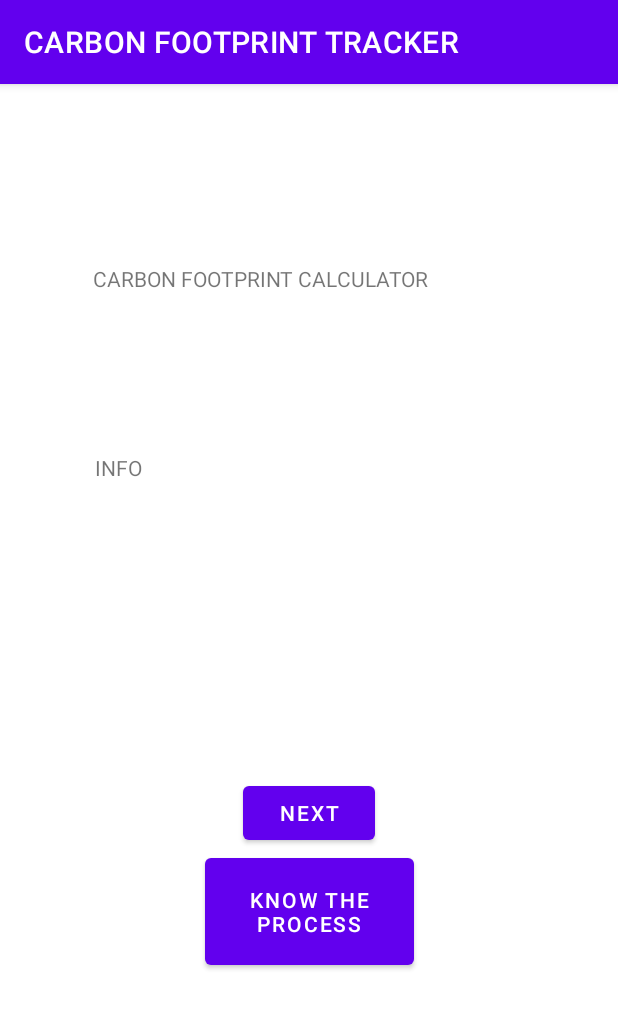
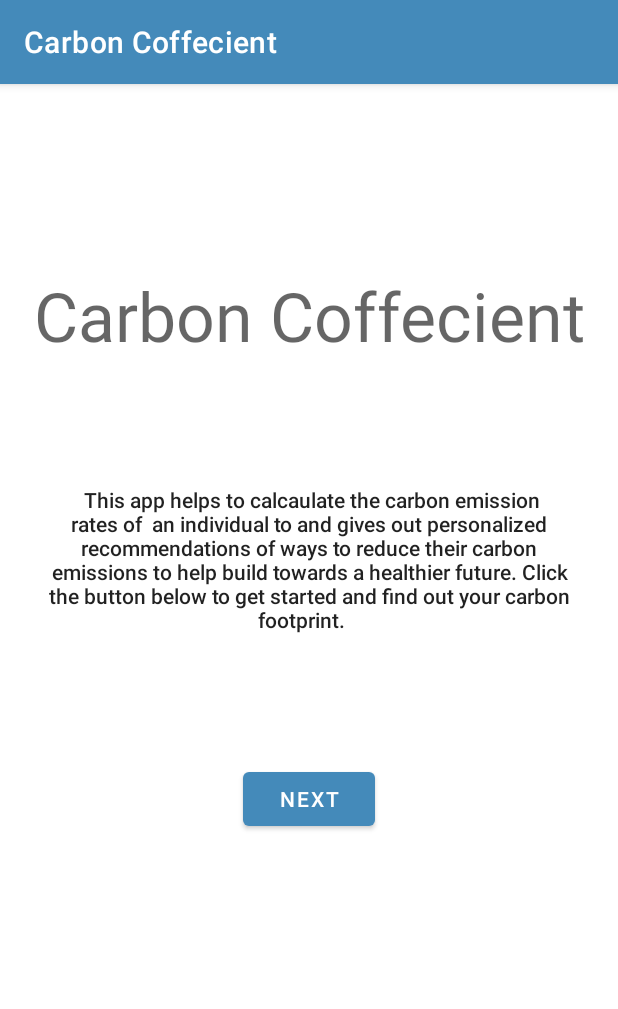
Before and after one commit to RisTEC/CarbonCoefficient, an Android app: the screen it shows after launch (MainActivity), on a phone screen of 412 x 824 dp. Shown: the top 1009 px of the screen. Run offline under Robolectric (Android 15) with nearby library versions, the phone set to English and light mode, and no system bars.

Commit message:
Im on a caffeine high please help me still

```diff
--- a/app/src/main/AndroidManifest.xml
+++ b/app/src/main/AndroidManifest.xml
@@ -16,7 +16,7 @@
             android:name="com.example.carboncoefficent.processActivity"
             android:exported="true"
             android:label="KNOW THE PROCESS"
-            android:parentActivityName="com.example.carboncoefficent.MainActivity" />
+            android:parentActivityName="com.example.carboncoefficent.finalActivity" />
         <activity
             android:name="com.example.carboncoefficent.inputActivity"
             android:exported="true"
@@ -26,7 +26,7 @@
         <activity
             android:name="com.example.carboncoefficent.MainActivity"
             android:exported="true"
-            android:label="CARBON FOOTPRINT TRACKER">
+            android:label="Carbon Coffecient ">
             <intent-filter>
                 <action android:name="android.intent.action.MAIN" />
 
--- a/app/src/main/java/com/example/carboncoefficent/MainActivity.java
+++ b/app/src/main/java/com/example/carboncoefficent/MainActivity.java
@@ -18,9 +18,4 @@ public class MainActivity extends AppCompatActivity {
         Intent i = new Intent(this, inputActivity.class);
         startActivity(i);
     }
-    public void launchknowprocess(View v){
-        //launch a new activity that gets input
-        Intent i = new Intent(this, processActivity.class);
-        startActivity(i);
-    }
 }
--- a/app/src/main/res/layout/activity_main.xml
+++ b/app/src/main/res/layout/activity_main.xml
@@ -8,9 +8,11 @@
 
     <TextView
         android:id="@+id/textView"
-        android:layout_width="288dp"
-        android:layout_height="83dp"
-        android:text="CARBON FOOTPRINT CALCULATOR"
+        android:layout_width="0dp"
+        android:layout_height="wrap_content"
+        android:gravity="center"
+        android:text="Carbon Coffecient"
+        android:textAppearance="@style/TextAppearance.AppCompat.Display2"
         app:layout_constraintBottom_toBottomOf="parent"
         app:layout_constraintLeft_toLeftOf="parent"
         app:layout_constraintRight_toRightOf="parent"
@@ -30,23 +32,17 @@
 
     <TextView
         android:id="@+id/textView2"
-        android:layout_width="286dp"
-        android:layout_height="171dp"
-        android:text="INFO"
+        android:layout_width="0dp"
+        android:layout_height="wrap_content"
+        android:layout_marginStart="32dp"
+        android:layout_marginEnd="32dp"
+        android:gravity="center"
+        android:text=" This app helps to calcaulate the carbon emission rates of  an individual to and gives out personalized recommendations of ways to reduce their carbon emissions to help build towards a healthier future. Click the button below to get started and find out your carbon footprint.   "
+        android:textAppearance="@style/TextAppearance.AppCompat.Body2"
         app:layout_constraintBottom_toTopOf="@+id/button"
         app:layout_constraintEnd_toEndOf="parent"
         app:layout_constraintStart_toStartOf="parent"
         app:layout_constraintTop_toBottomOf="@+id/textView"
         app:layout_constraintVertical_bias="0.491" />
 
-    <Button
-        android:id="@+id/button2"
-        android:layout_width="139dp"
-        android:layout_height="83dp"
-        android:onClick="launchknowprocess"
-        android:text="KNOW THE PROCESS"
-        app:layout_constraintEnd_toEndOf="parent"
-        app:layout_constraintStart_toStartOf="parent"
-        app:layout_constraintTop_toBottomOf="@+id/button" />
-
 </androidx.constraintlayout.widget.ConstraintLayout>
--- a/app/src/main/res/values/themes.xml
+++ b/app/src/main/res/values/themes.xml
@@ -2,8 +2,8 @@
     <!-- Base application theme. -->
     <style name="Theme.MainActivity" parent="Theme.MaterialComponents.DayNight.DarkActionBar">
         <!-- Primary brand color. -->
-        <item name="colorPrimary">@color/purple_500</item>
-        <item name="colorPrimaryVariant">@color/purple_700</item>
+        <item name="colorPrimary">#448ABA</item>
+        <item name="colorPrimaryVariant">#55A2D7</item>
         <item name="colorOnPrimary">@color/white</item>
         <!-- Secondary brand color. -->
         <item name="colorSecondary">@color/teal_200</item>
```
Also changed, not shown: app/src/main/java/com/example/carboncoefficent/finalActivity.java (+20 -1 lines), app/src/main/java/com/example/carboncoefficent/inputActivity.java (+11 -6 lines), app/src/main/res/layout/activity_final.xml (+100 -2 lines).
